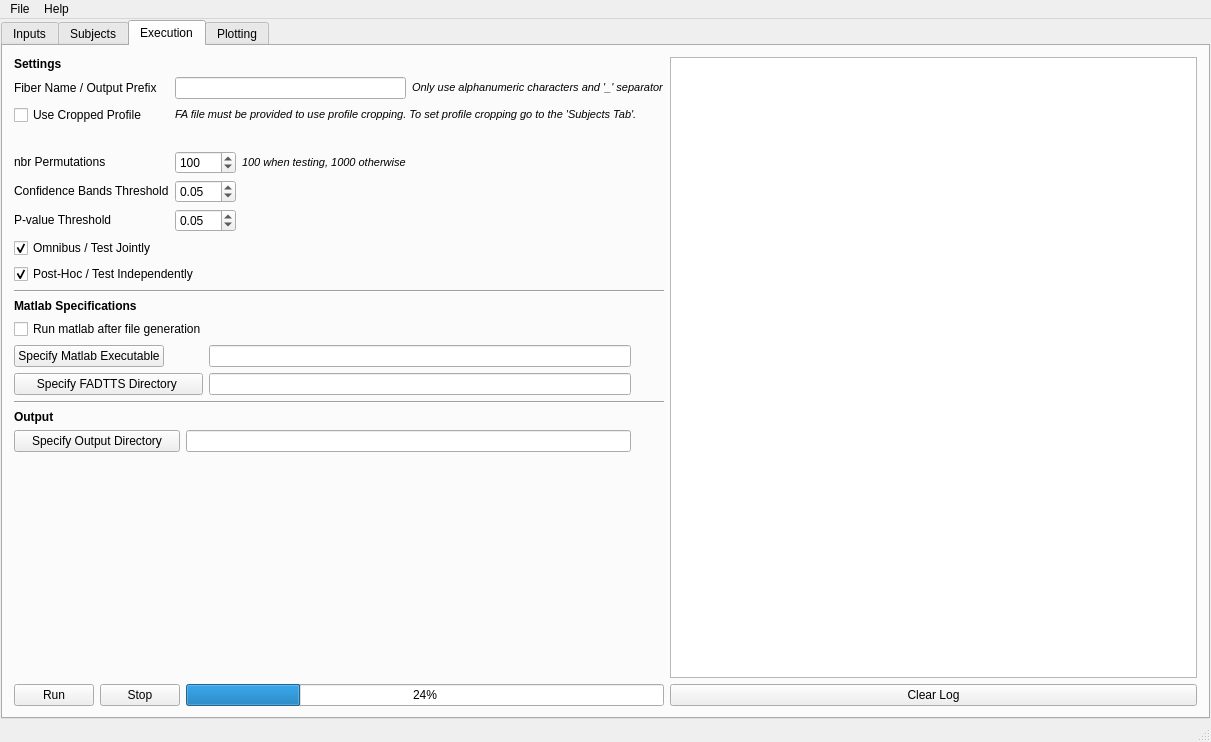
Old version of the form FADTTSWindow.ui in the repository jeantm/FADTTS.
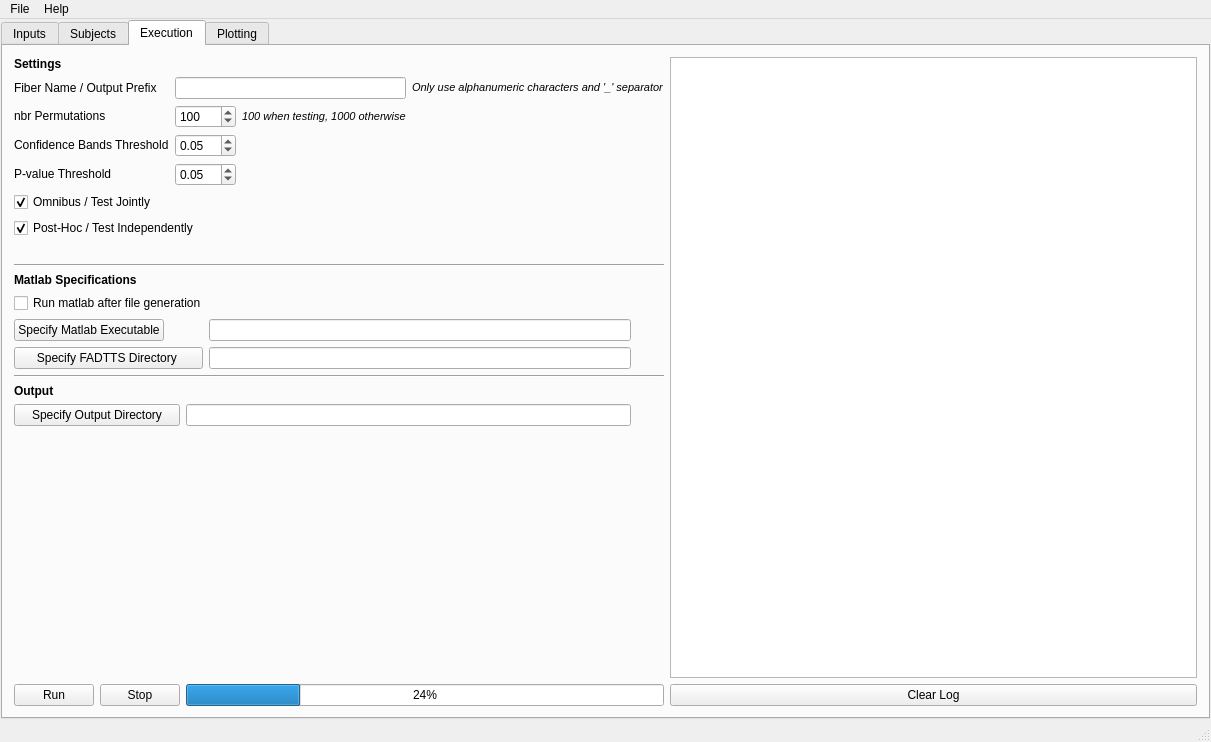
New version of the form. The open tabs and pages were chosen to show the change. Icons and pictures are not drawn. Custom widgets are drawn as their Qt base class.

Commit message:
Project FADTTS Update Cropping Profile
- Got rid of 'Use Cropped Profile' -> warning only
- Updated .json files
- Updated FADTTSter_noGUI class

- Fixed bug when appplying QC Threshold

```diff
--- a/FADTTSWindow.ui
+++ b/FADTTSWindow.ui
@@ -1539,9 +1539,9 @@
        <attribute name="title">
         <string>Execution</string>
        </attribute>
-       <layout class="QGridLayout" name="gridLayout_3">
+       <layout class="QGridLayout" name="gridLayout_10">
         <item row="0" column="0">
-         <layout class="QGridLayout" name="executionTab_settings_gridLayout">
+         <layout class="QGridLayout" name="gridLayout_3">
           <item row="0" column="0" colspan="2">
            <widget class="QLabel" name="executionTab_settings_label">
             <property name="sizePolicy">
@@ -1598,52 +1598,6 @@
            </widget>
           </item>
           <item row="2" column="0" colspan="2">
-           <widget class="QCheckBox" name="para_executionTab_useCroppedProfile_checkBox">
-            <property name="text">
-             <string>Use Cropped Profile</string>
-            </property>
-           </widget>
-          </item>
-          <item row="2" column="2" colspan="3">
-           <widget class="QLabel" name="executionTab_useCroppedProfileInfo_label">
-            <property name="text">
-             <string>&lt;html&gt;&lt;head/&gt;&lt;body&gt;&lt;p&gt;&lt;span style=&quot; font-size:8pt; font-style:italic;&quot;&gt;FA file must be provided to use profile cropping. To set profile cropping go to the 'Subjects Tab'.&lt;/span&gt;&lt;/p&gt;&lt;/body&gt;&lt;/html&gt;</string>
-            </property>
-           </widget>
-          </item>
-          <item row="3" column="0">
-           <widget class="QLabel" name="executionTab_croppedProfileWarningIcon_label">
-            <property name="sizePolicy">
-             <sizepolicy hsizetype="Fixed" vsizetype="Fixed">
-              <horstretch>0</horstretch>
-              <verstretch>0</verstretch>
-             </sizepolicy>
-            </property>
-            <property name="maximumSize">
-             <size>
-              <width>15</width>
-              <height>15</height>
-             </size>
-            </property>
-            <property name="text">
-             <string/>
-            </property>
-            <property name="pixmap">
-             <pixmap resource="FADTTS_Resources.qrc">:/Icons/Resources/Icons/warningIcon.xpm</pixmap>
-            </property>
-            <property name="scaledContents">
-             <bool>true</bool>
-            </property>
-           </widget>
-          </item>
-          <item row="3" column="1" colspan="4">
-           <widget class="QLabel" name="executionTab_croppedProfileWarningInfo_label">
-            <property name="text">
-             <string/>
-            </property>
-           </widget>
-          </item>
-          <item row="4" column="0" colspan="2">
            <widget class="QLabel" name="executionTab_nbrPermutations_label">
             <property name="sizePolicy">
              <sizepolicy hsizetype="Preferred" vsizetype="Fixed">
@@ -1656,7 +1610,7 @@
             </property>
            </widget>
           </item>
-          <item row="4" column="2">
+          <item row="2" column="2">
            <widget class="QSpinBox" name="para_executionTab_nbrPermutations_spinBox">
             <property name="sizePolicy">
              <sizepolicy hsizetype="Preferred" vsizetype="Fixed">
@@ -1684,7 +1638,7 @@
             </property>
            </widget>
           </item>
-          <item row="4" column="3">
+          <item row="2" column="3">
            <widget class="QLabel" name="executionTab_nbrPermutationsInfo_label">
             <property name="sizePolicy">
              <sizepolicy hsizetype="Preferred" vsizetype="Preferred">
@@ -1697,7 +1651,7 @@
             </property>
            </widget>
           </item>
-          <item row="4" column="4">
+          <item row="2" column="4">
            <spacer name="executionTab_fiberName_horizontalSpacer">
             <property name="orientation">
              <enum>Qt::Horizontal</enum>
@@ -1710,7 +1664,7 @@
             </property>
            </spacer>
           </item>
-          <item row="5" column="0" colspan="2">
+          <item row="3" column="0" colspan="2">
            <widget class="QLabel" name="executionTab_confidenceBandsThreshold_label">
             <property name="sizePolicy">
              <sizepolicy hsizetype="Fixed" vsizetype="Fixed">
@@ -1723,7 +1677,7 @@
             </property>
            </widget>
           </item>
-          <item row="5" column="2">
+          <item row="3" column="2">
            <widget class="QDoubleSpinBox" name="para_executionTab_confidenceBandsThreshold_doubleSpinBox">
             <property name="decimals">
              <number>2</number>
@@ -1739,7 +1693,7 @@
             </property>
            </widget>
           </item>
-          <item row="6" column="0" colspan="2">
+          <item row="4" column="0" colspan="2">
            <widget class="QLabel" name="executionTab_pvalueThreshold_label">
             <property name="sizePolicy">
              <sizepolicy hsizetype="Preferred" vsizetype="Fixed">
@@ -1752,7 +1706,7 @@
             </property>
            </widget>
           </item>
-          <item row="6" column="2">
+          <item row="4" column="2">
            <widget class="QDoubleSpinBox" name="para_executionTab_pvalueThreshold_doubleSpinBox">
             <property name="decimals">
              <number>2</number>
@@ -1768,7 +1722,7 @@
             </property>
            </widget>
           </item>
-          <item row="7" column="0" colspan="2">
+          <item row="5" column="0" colspan="2">
            <widget class="QCheckBox" name="para_executionTab_omnibus_checkBox">
             <property name="sizePolicy">
              <sizepolicy hsizetype="Preferred" vsizetype="Fixed">
@@ -1784,7 +1738,7 @@
             </property>
            </widget>
           </item>
-          <item row="8" column="0" colspan="3">
+          <item row="6" column="0" colspan="3">
            <widget class="QCheckBox" name="para_executionTab_postHoc_checkBox">
             <property name="sizePolicy">
              <sizepolicy hsizetype="Preferred" vsizetype="Fixed">
@@ -1800,6 +1754,38 @@
             </property>
            </widget>
           </item>
+          <item row="7" column="0">
+           <widget class="QLabel" name="executionTab_croppedProfileWarningIcon_label">
+            <property name="sizePolicy">
+             <sizepolicy hsizetype="Fixed" vsizetype="Fixed">
+              <horstretch>0</horstretch>
+              <verstretch>0</verstretch>
+             </sizepolicy>
+            </property>
+            <property name="maximumSize">
+             <size>
+              <width>15</width>
+              <height>15</height>
+             </size>
+            </property>
+            <property name="text">
+             <string/>
+            </property>
+            <property name="pixmap">
+             <pixmap resource="FADTTS_Resources.qrc">:/Icons/Resources/Icons/warningIcon.xpm</pixmap>
+            </property>
+            <property name="scaledContents">
+             <bool>true</bool>
+            </property>
+           </widget>
+          </item>
+          <item row="7" column="1" colspan="3">
+           <widget class="QLabel" name="executionTab_croppedProfileWarningInfo_label">
+            <property name="text">
+             <string/>
+            </property>
+           </widget>
+          </item>
          </layout>
         </item>
         <item row="1" column="0">
```
Left out of the diff: 2 changed lines with no effect on the pictures. The commit also changes 6 other files.
